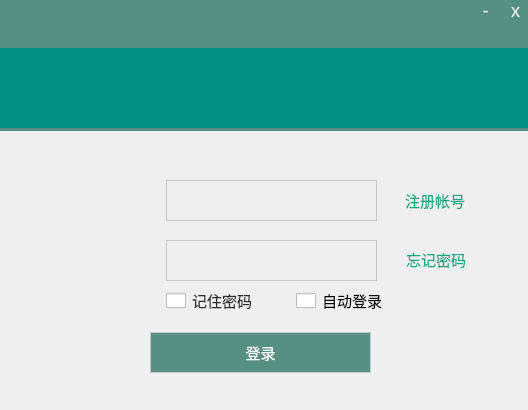
Old version of the form QBox/login.ui in the repository BuleHell/QBox.
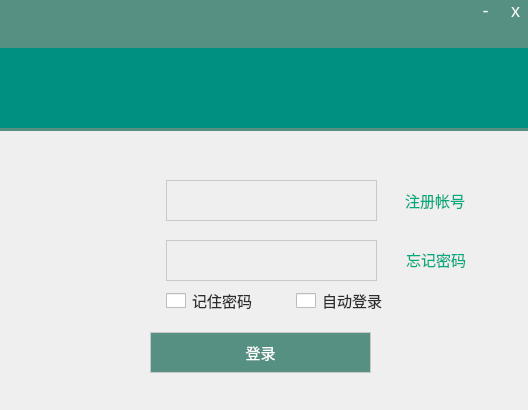
New version of the form. Icons and pictures are not drawn. Custom widgets are drawn as their Qt base class.

```diff
--- a/QBox/login.ui
+++ b/QBox/login.ui
@@ -467,6 +467,32 @@
      <height>21</height>
     </rect>
    </property>
+   <property name="styleSheet">
+    <string notr="true">/*记住密码复选框*/
+QCheckBox::indicator 
+{
+	width: 15px;
+ 	height: 15px;
+	margin-right:5px;
+}
+QCheckBox{
+	font-family: &quot;微软雅黑&quot;;
+	font-size: 15px;
+	color: rgb(46, 44, 45);
+}
+QCheckBox:hover {
+	font-family: &quot;微软雅黑&quot;;
+	font-size: 15px;
+	
+	color: rgb(0, 206, 0);
+}
+QCheckBox:checked {
+	font-family: &quot;微软雅黑&quot;;
+	font-size: 15px;
+	
+	color: rgb(0, 170, 127);
+}</string>
+   </property>
    <property name="text">
     <string>自动登录</string>
    </property>
```
Left out of the diff: 12 changed lines with no effect on the pictures.
